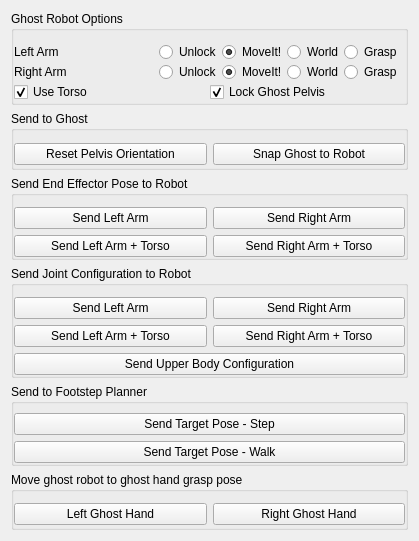
This is vigir_ocs_ghost_control_widget/src/ui/ghost_control_widget.ui in team-vigir/vigir_ocs_common as Qt 5 draws it before an edit. The edited form follows.
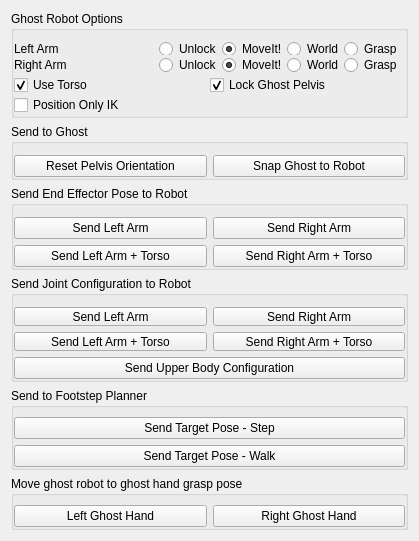
This is the edited form.

Commit message: [vigir_ocs_ghost_control_widget] * Basics for adding position only ik

What changed in the file:
```diff
--- a/vigir_ocs_ghost_control_widget/src/ui/ghost_control_widget.ui
+++ b/vigir_ocs_ghost_control_widget/src/ui/ghost_control_widget.ui
@@ -240,6 +240,13 @@
            </layout>
           </widget>
          </item>
+         <item>
+          <widget class="QCheckBox" name="position_only_ik_">
+           <property name="text">
+            <string>Position Only IK</string>
+           </property>
+          </widget>
+         </item>
         </layout>
        </widget>
       </item>
```
The commit also changes 2 other files.
